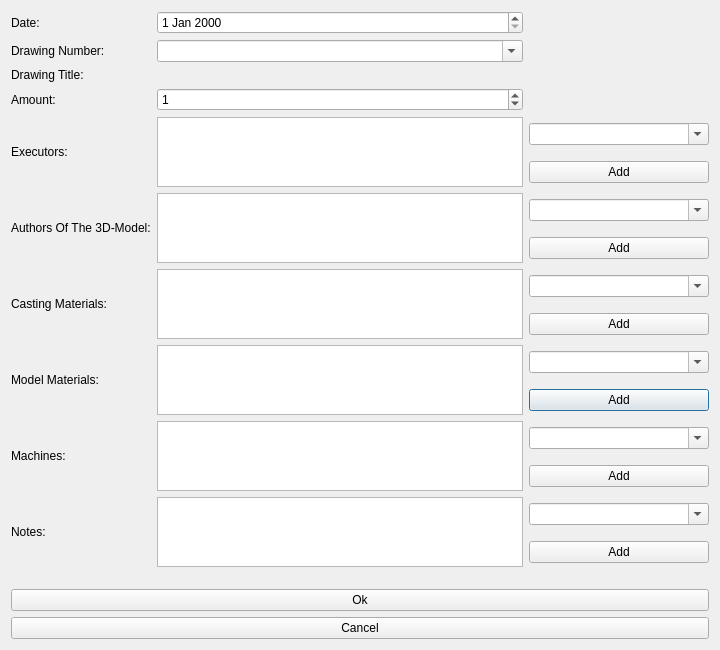
Above: src/gui/NewRecordDialog.ui from MiBeloz/ModelDepartmentTables before the change. Below: the same form after it.
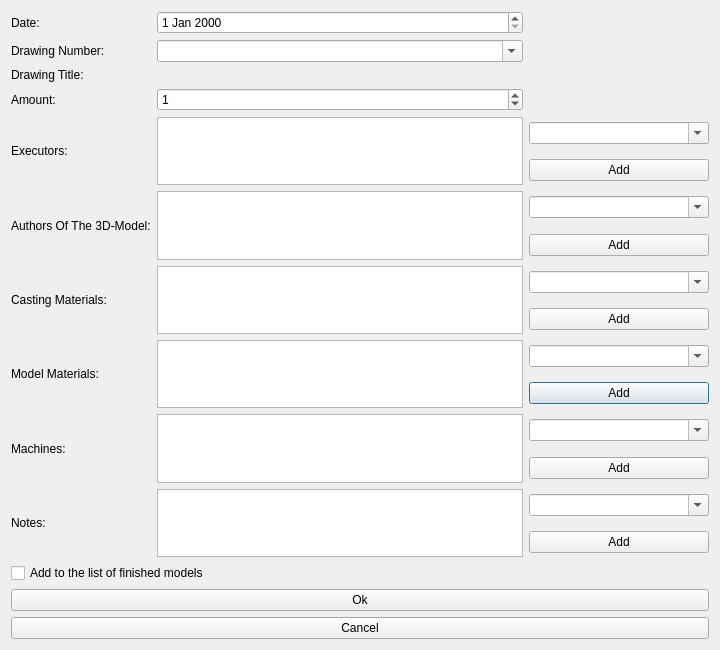
That is the form after the change. Custom widgets are drawn as their Qt base class.

Commit message: some fix FilteringComboBox and NewRecordDialog::init

```diff
--- a/src/gui/NewRecordDialog.ui
+++ b/src/gui/NewRecordDialog.ui
@@ -232,6 +232,13 @@
      </item>
     </layout>
    </item>
+   <item>
+    <widget class="QCheckBox" name="checkBoxAddToFinishedModels">
+     <property name="text">
+      <string>Add to the list of finished models</string>
+     </property>
+    </widget>
+   </item>
    <item>
     <spacer name="verticalSpacer">
      <property name="orientation">
```
The commit also changes 7 other files.
